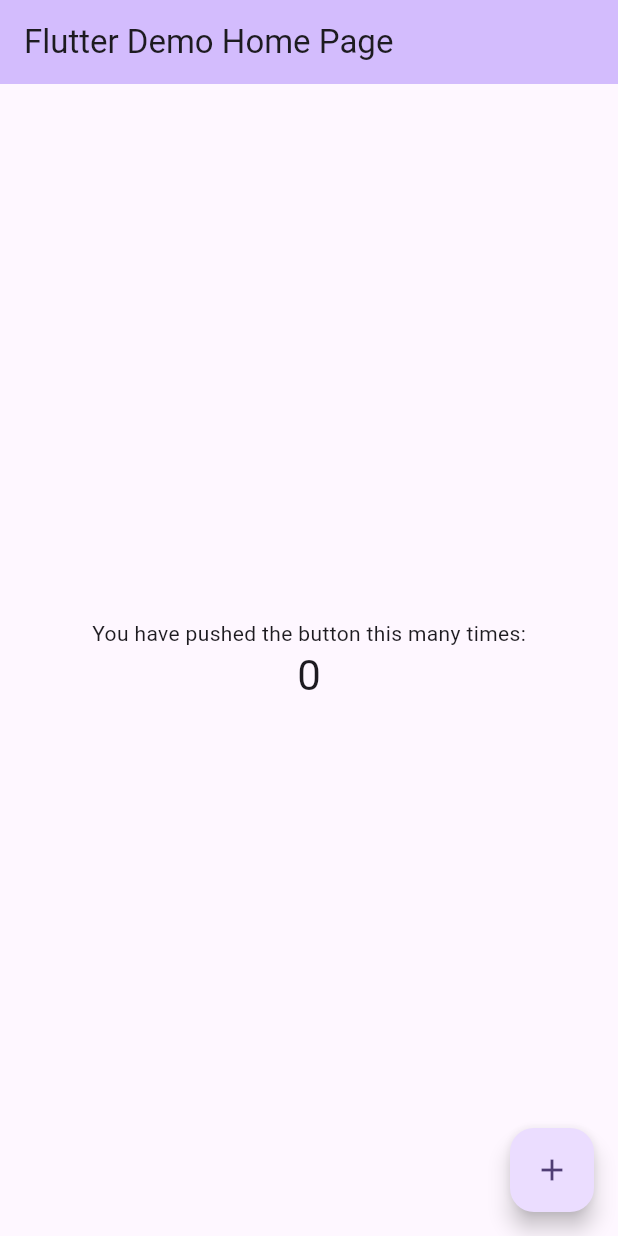
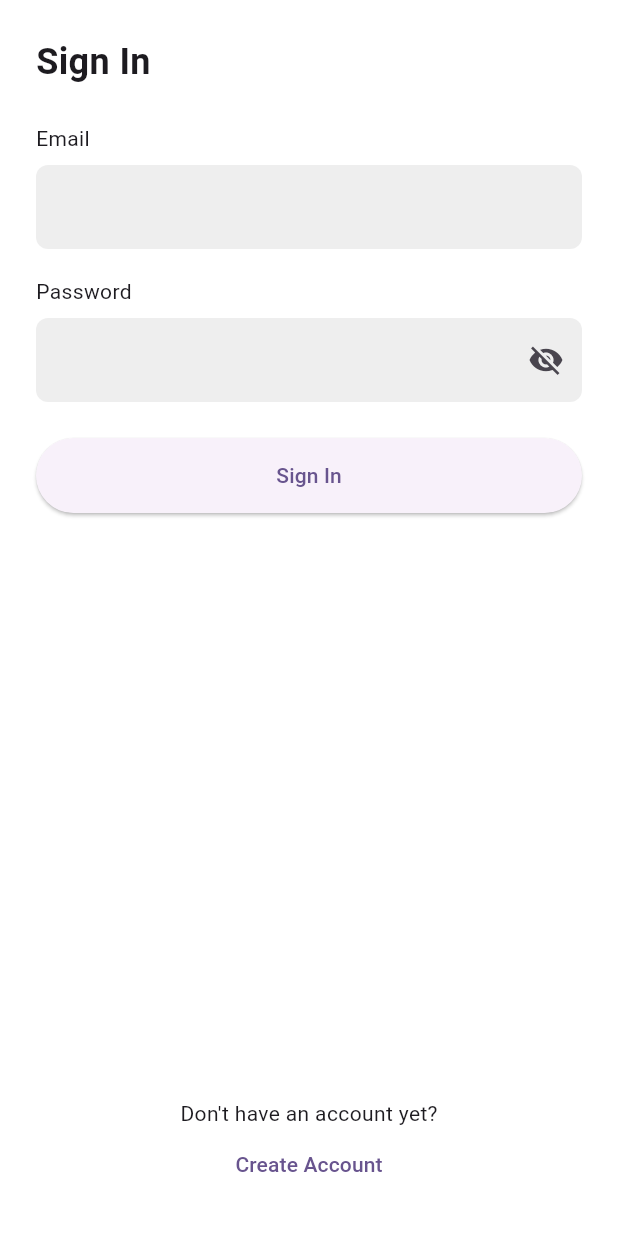
Before and after one commit to ChromaCyan/Fur-get-Me-Not, a Flutter app: the screen it shows after launch, on a phone screen of 412 x 824 dp. Run offline on Flutter 3.47's test engine with Material 3 defaults, Android fonts, the light colour scheme and no system bars; our stand-ins replace flutter_keyboard_visibility.

Commit message:
Added a test login screen

```diff
--- a/lib/main.dart
+++ b/lib/main.dart
@@ -1,5 +1,5 @@
 import 'package:flutter/material.dart';
-
+import 'package:fur_get_me_not/screens/login_screen.dart';
 void main() {
   runApp(const MyApp());
 }
@@ -7,119 +7,16 @@
 class MyApp extends StatelessWidget {
   const MyApp({super.key});
 
-  // This widget is the root of your application.
   @override
   Widget build(BuildContext context) {
     return MaterialApp(
-      title: 'Flutter Demo',
+      title: 'Fur-get Me Not',
       theme: ThemeData(
-        // This is the theme of your application.
-        //
-        // TRY THIS: Try running your application with "flutter run". You'll see
-        // the application has a purple toolbar. Then, without quitting the app,
-        // try changing the seedColor in the colorScheme below to Colors.green
-        // and then invoke "hot reload" (save your changes or press the "hot
-        // reload" button in a Flutter-supported IDE, or press "r" if you used
-        // the command line to start the app).
-        //
-        // Notice that the counter didn't reset back to zero; the application
-        // state is not lost during the reload. To reset the state, use hot
-        // restart instead.
-        //
-        // This works for code too, not just values: Most code changes can be
-        // tested with just a hot reload.
         colorScheme: ColorScheme.fromSeed(seedColor: Colors.deepPurple),
         useMaterial3: true,
       ),
-      home: const MyHomePage(title: 'Flutter Demo Home Page'),
+      debugShowCheckedModeBanner: false,
+      home: const LoginScreen(),
     );
   }
 }
-
-class MyHomePage extends StatefulWidget {
-  const MyHomePage({super.key, required this.title});
-
-  // This widget is the home page of your application. It is stateful, meaning
-  // that it has a State object (defined below) that contains fields that affect
-  // how it looks.
-
-  // This class is the configuration for the state. It holds the values (in this
-  // case the title) provided by the parent (in this case the App widget) and
-  // used by the build method of the State. Fields in a Widget subclass are
-  // always marked "final".
-
-  final String title;
-
-  @override
-  State<MyHomePage> createState() => _MyHomePageState();
-}
-
-class _MyHomePageState extends State<MyHomePage> {
-  int _counter = 0;
-
-  void _incrementCounter() {
-    setState(() {
-      // This call to setState tells the Flutter framework that something has
-      // changed in this State, which causes it to rerun the build method below
-      // so that the display can reflect the updated values. If we changed
-      // _counter without calling setState(), then the build method would not be
-      // called again, and so nothing would appear to happen.
-      _counter++;
-    });
-  }
-
-  @override
-  Widget build(BuildContext context) {
-    // This method is rerun every time setState is called, for instance as done
-    // by the _incrementCounter method above.
-    //
-    // The Flutter framework has been optimized to make rerunning build methods
-    // fast, so that you can just rebuild anything that needs updating rather
-    // than having to individually change instances of widgets.
-    return Scaffold(
-      appBar: AppBar(
-        // TRY THIS: Try changing the color here to a specific color (to
-        // Colors.amber, perhaps?) and trigger a hot reload to see the AppBar
-        // change color while the other colors stay the same.
-        backgroundColor: Theme.of(context).colorScheme.inversePrimary,
-        // Here we take the value from the MyHomePage object that was created by
-        // the App.build method, and use it to set our appbar title.
-        title: Text(widget.title),
-      ),
-      body: Center(
-        // Center is a layout widget. It takes a single child and positions it
-        // in the middle of the parent.
-        child: Column(
-          // Column is also a layout widget. It takes a list of children and
-          // arranges them vertically. By default, it sizes itself to fit its
-          // children horizontally, and tries to be as tall as its parent.
-          //
-          // Column has various properties to control how it sizes itself and
-          // how it positions its children. Here we use mainAxisAlignment to
-          // center the children vertically; the main axis here is the vertical
-          // axis because Columns are vertical (the cross axis would be
-          // horizontal).
-          //
-          // TRY THIS: Invoke "debug painting" (choose the "Toggle Debug Paint"
-          // action in the IDE, or press "p" in the console), to see the
-          // wireframe for each widget.
-          mainAxisAlignment: MainAxisAlignment.center,
-          children: <Widget>[
-            const Text(
-              'You have pushed the button this many times:',
-            ),
-            Text(
-              '$_counter',
-              style: Theme.of(context).textTheme.headlineMedium,
-            ),
-          ],
-        ),
-      ),
-      floatingActionButton: FloatingActionButton(
-        onPressed: _incrementCounter,
-        tooltip: 'Increment',
-        child: const Icon(Icons.add),
-      ), // This trailing comma makes auto-formatting nicer for build methods.
-    );
-  }
-}
--- a/lib/screens/login_screen.dart
+++ b/lib/screens/login_screen.dart
@@ -0,0 +1,166 @@
+import 'package:flutter/material.dart';
+import 'package:flutter/services.dart';
+import 'package:flutter_keyboard_visibility/flutter_keyboard_visibility.dart';
+import 'dart:async';
+
+
+class LoginScreen extends StatefulWidget {
+  const LoginScreen({Key? key}) : super(key: key);
+
+  @override
+  State<LoginScreen> createState() => _LoginScreenState();
+}
+
+class _LoginScreenState extends State<LoginScreen> {
+  final _emailController = TextEditingController();
+  final _passwordController = TextEditingController();
+  final _emailFocusNode = FocusNode();
+  final _passwordFocusNode = FocusNode();
+  final _formKey = GlobalKey<FormState>();
+  bool _passwordVisible = false;
+  late StreamSubscription<bool> _keyboardVisibilitySubscription;
+  bool _isKeyboardVisible = false;
+
+  @override
+  void initState() {
+    super.initState();
+    _keyboardVisibilitySubscription =
+        KeyboardVisibilityController().onChange.listen((bool visible) {
+          setState(() {
+            _isKeyboardVisible = visible;
+          });
+        });
+  }
+
+  @override
+  void dispose() {
+    _emailController.dispose();
+    _passwordController.dispose();
+    _keyboardVisibilitySubscription.cancel();
+    super.dispose();
+  }
+
+  @override
+  Widget build(BuildContext context) {
+    return GestureDetector(
+      onTap: () => FocusScope.of(context).unfocus(),
+      child: Scaffold(
+        backgroundColor: Colors.white,
+        body: SafeArea(
+          child: Padding(
+            padding: const EdgeInsets.all(24),
+            child: Column(
+              mainAxisAlignment: MainAxisAlignment.start,
+              crossAxisAlignment: CrossAxisAlignment.start,
+              children: [
+                Text(
+                  'Sign In',
+                  style: TextStyle(
+                    fontSize: 24,
+                    fontWeight: FontWeight.bold,
+                  ),
+                ),
+                const SizedBox(height: 24),
+                Form(
+                  key: _formKey,
+                  child: Column(
+                    crossAxisAlignment: CrossAxisAlignment.start,
+                    children: [
+                      const Text('Email'),
+                      const SizedBox(height: 8),
+                      TextFormField(
+                        controller: _emailController,
+                        focusNode: _emailFocusNode,
+                        decoration: InputDecoration(
+                          filled: true,
+                          fillColor: Colors.grey[200],
+                          border: OutlineInputBorder(
+                            borderRadius: BorderRadius.circular(8),
+                            borderSide: BorderSide.none,
+                          ),
+                        ),
+                        keyboardType: TextInputType.emailAddress,
+                        validator: (value) {
+                          if (value == null || value.isEmpty) {
+                            return 'Please enter your email';
+                          }
+                          return null;
+                        },
+                      ),
+                      const SizedBox(height: 18),
+                      const Text('Password'),
+                      const SizedBox(height: 8),
+                      TextFormField(
+                        controller: _passwordController,
+                        focusNode: _passwordFocusNode,
+                        obscureText: !_passwordVisible,
+                        decoration: InputDecoration(
+                          filled: true,
+                          fillColor: Colors.grey[200],
+                          border: OutlineInputBorder(
+                            borderRadius: BorderRadius.circular(8),
+                            borderSide: BorderSide.none,
+                          ),
+                          suffixIcon: IconButton(
+                            icon: Icon(
+                              _passwordVisible
+                                  ? Icons.visibility
+                                  : Icons.visibility_off,
+                            ),
+                            onPressed: () {
+                              setState(() {
+                                _passwordVisible = !_passwordVisible;
+                              });
+                            },
+                          ),
+                        ),
+                        validator: (value) {
+                          if (value == null || value.isEmpty) {
+                            return 'Please enter your password';
+                          }
+                          return null;
+                        },
+                      ),
+                    ],
+                  ),
+                ),
+                const SizedBox(height: 24),
+                ElevatedButton(
+                  onPressed: () {
+                    if (_formKey.currentState!.validate()) {
+                      // Handle sign in logic here
+                    }
+                  },
+                  child: const Text('Sign In'),
+                  style: ElevatedButton.styleFrom(
+                    minimumSize: const Size(double.infinity, 50),
+                    shape: RoundedRectangleBorder(
+                      borderRadius: BorderRadius.circular(25),
+                    ),
+                  ),
+                ),
+                const SizedBox(height: 12),
+                if (!_isKeyboardVisible)
+                  Spacer(),
+                if (!_isKeyboardVisible)
+                  Center(
+                    child: Column(
+                      children: [
+                        const Text('Don\'t have an account yet?'),
+                        TextButton(
+                          onPressed: () {
+                            // Handle create account action
+                          },
+                          child: const Text('Create Account'),
+                        ),
+                      ],
+                    ),
+                  ),
+              ],
+            ),
+          ),
+        ),
+      ),
+    );
+  }
+}
--- a/pubspec.yaml
+++ b/pubspec.yaml
@@ -36,6 +36,7 @@ dependencies:
   flutter_form_builder: ^9.3.0
   cached_network_image: ^3.4.1
   connectivity_plus: ^6.0.5
+  flutter_keyboard_visibility: ^6.0.0
 
   # The following adds the Cupertino Icons font to your application.
   # Use with the CupertinoIcons class for iOS style icons.
```
Also changed, not shown: pubspec.lock, 1 other file.
